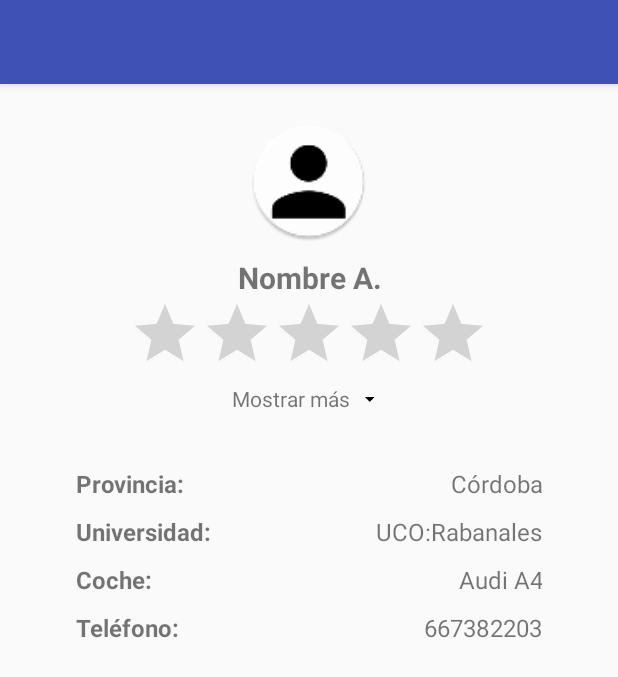
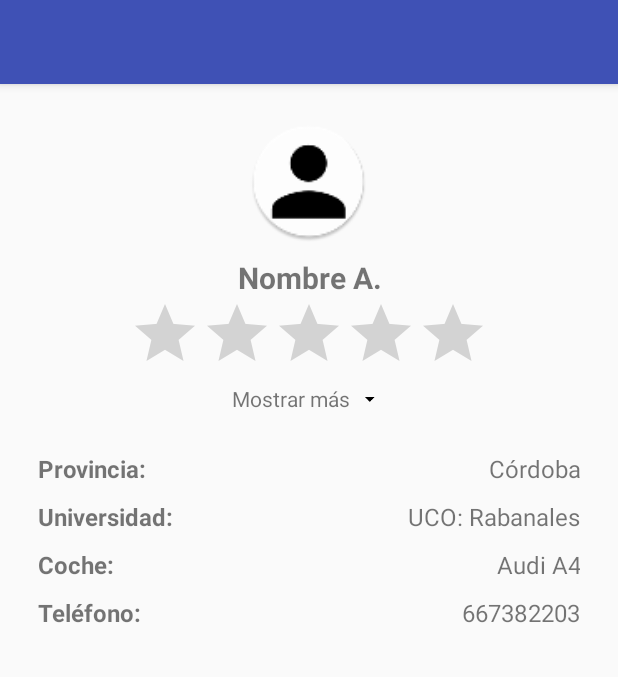
Before and after one commit to rafaelpedrajas/UCar, an Android app: the layout activity_perfil.xml on its own in the app's theme, with its tools: preview values and no code run, on a phone screen of 412 x 824 dp. Shown: the top 677 px of the screen. Run offline under Robolectric (Android 15) with nearby library versions, the phone set to English and light mode, and no system bars; network calls fail.

Commit message:
Editar Usuario

```diff
--- a/app/src/main/java/com/rafaelpedrajas/ucar/GUI/Contacto.java
+++ b/app/src/main/java/com/rafaelpedrajas/ucar/GUI/Contacto.java
@@ -37,8 +37,8 @@ public class Contacto extends AppCompatActivity
 
 
         if(session.isLoggedIn()){
-            HashMap<String, Usuario> user = session.getUserDetails();
-            eTEmail.setText(user.get(SessionManager.KEY_USUARIO).getCorreo());
+            HashMap<String, String> user = session.getUserDetails();
+            eTEmail.setText(user.get(SessionManager.KEY_CORREO));
         }
 
         //Inicializar toolbar
--- a/app/src/main/java/com/rafaelpedrajas/ucar/GUI/MainActivity.java
+++ b/app/src/main/java/com/rafaelpedrajas/ucar/GUI/MainActivity.java
@@ -160,9 +160,9 @@ public class MainActivity extends AppCompatActivity implements NavigationView.On
         if(session.isLoggedIn()){
 
             tvNombre = (TextView)findViewById(R.id.tvNombre);
-            HashMap<String, Usuario> user = session.getUserDetails();
+            HashMap<String, String> user = session.getUserDetails();
 
-            tvNombre.setText(user.get(SessionManager.KEY_USUARIO).getNombre());
+            tvNombre.setText(user.get(SessionManager.KEY_NOMBRE));
             layoutLogIn.setVisibility(View.GONE);
             layoutPerfil.setVisibility(View.VISIBLE);
         }
--- a/app/src/main/res/layout/activity_perfil.xml
+++ b/app/src/main/res/layout/activity_perfil.xml
@@ -131,6 +131,7 @@
                     android:layout_gravity="center"
                     android:layout_height="wrap_content"
                     android:numStars="5"
+                    android:isIndicator="true"
                     />
 
                 <LinearLayout
@@ -185,6 +186,7 @@
                             android:layout_gravity="center"
                             android:layout_height="wrap_content"
                             android:numStars="5"
+                            android:isIndicator="true"
                             />
 
                         </LinearLayout>
@@ -208,6 +210,7 @@
                             android:layout_gravity="center"
                             android:layout_height="wrap_content"
                             android:numStars="5"
+                            android:isIndicator="true"
                             />
 
                     </LinearLayout>
@@ -231,6 +234,7 @@
                             android:layout_height="wrap_content"
                             android:layout_gravity="center"
                             android:numStars="5"
+                            android:isIndicator="true"
                             />
 
                     </LinearLayout>
@@ -265,19 +269,24 @@
 
             </LinearLayout>
 
-            <GridLayout
+            <LinearLayout
                 android:layout_width="match_parent"
                 android:layout_height="wrap_content"
-                android:padding="25dp"
                 android:layout_gravity="center"
-                android:rowCount="4"
-                android:columnCount="2">
+                android:orientation="vertical"
+                android:layout_marginTop="15dp">
+
+                <LinearLayout
+                    android:layout_width="match_parent"
+                    android:layout_height="wrap_content"
+                    android:orientation="horizontal"
+                    android:weightSum="100">
 
                     <TextView
                         android:id="@+id/tvProvincia"
-                    android:layout_width="wrap_content"
+                        android:layout_width="0dp"
                         android:layout_height="wrap_content"
-                    android:layout_gravity="left"
+                        android:layout_weight="30"
                         android:textStyle="bold"
                         android:textSize="16sp"
                         android:layout_marginTop="10dp"
@@ -286,42 +295,61 @@
 
                     <TextView
                         android:id="@+id/tvProvinciaValor"
-                    android:layout_width="wrap_content"
+                        android:layout_width="0dp"
                         android:layout_height="wrap_content"
-                    android:layout_gravity="right"
+                        android:layout_weight="70"
+                        android:paddingLeft="5dp"
                         android:text="Córdoba"
                         android:textSize="16sp"
                         android:layout_marginTop="10dp"
-                    android:textAlignment="center"
+                        android:gravity="right"
                         />
+
+                </LinearLayout>
+
+
+                <LinearLayout
+                    android:layout_width="match_parent"
+                    android:layout_height="wrap_content"
+                    android:orientation="horizontal"
+                    android:weightSum="100">
 
                     <TextView
                         android:id="@+id/tvUniversidad"
-                    android:layout_width="wrap_content"
-                    android:layout_height="wrap_content"
-                    android:layout_gravity="left"
-                    android:textStyle="bold"
+                        android:layout_width="0dp"
+                        android:layout_height="match_parent"
+                        android:layout_marginTop="10dp"
+                        android:layout_weight="30"
+                        android:gravity="center_vertical"
+                        android:text="Universidad:"
                         android:textSize="16sp"
-                    android:layout_marginTop="10dp"
-                    android:text="Universidad:"
-                    />
+                        android:textStyle="bold"/>
 
                     <TextView
                         android:id="@+id/tvUniversidadValor"
-                    android:layout_width="wrap_content"
+                        android:layout_width="0dp"
                         android:layout_height="wrap_content"
-                    android:layout_gravity="right"
-                    android:text="UCO:Rabanales"
-                    android:textSize="16sp"
                         android:layout_marginTop="10dp"
-                    android:textAlignment="center"
-                    />
+                        android:layout_weight="70"
+                        android:paddingLeft="5dp"
+                        android:text="UCO: Rabanales"
+                        android:gravity="right"
+                        android:textSize="16sp"/>
+
+                </LinearLayout>
+
+
+                <LinearLayout
+                    android:layout_width="match_parent"
+                    android:layout_height="wrap_content"
+                    android:orientation="horizontal"
+                    android:weightSum="100">
 
                     <TextView
                         android:id="@+id/tvCoche"
-                    android:layout_width="wrap_content"
+                        android:layout_width="0dp"
                         android:layout_height="wrap_content"
-                    android:layout_gravity=""
+                        android:layout_weight="30"
                         android:textStyle="bold"
                         android:textSize="16sp"
                         android:layout_marginTop="10dp"
@@ -330,40 +358,51 @@
 
                     <TextView
                         android:id="@+id/tvCocheValor"
-                    android:layout_width="wrap_content"
+                        android:layout_width="0dp"
                         android:layout_height="wrap_content"
-                    android:layout_gravity="right"
+                        android:layout_weight="70"
+                        android:paddingLeft="5dp"
                         android:textSize="16sp"
                         android:text="Audi A4"
                         android:layout_marginTop="10dp"
-                    android:textAlignment="center"
+                        android:gravity="right"
                         />
+
+                </LinearLayout>
+
+                <LinearLayout
+                    android:layout_width="match_parent"
+                    android:layout_height="wrap_content"
+                    android:orientation="horizontal"
+                    android:weightSum="100">
 
                     <TextView
                         android:id="@+id/tvTelefono"
-                    android:layout_width="wrap_content"
+                        android:layout_width="0dp"
                         android:layout_height="wrap_content"
-                    android:layout_gravity="left"
+                        android:layout_weight="30"
+                        android:textStyle="bold"
                         android:textSize="16sp"
-                    android:textStyle="bold"
                         android:layout_marginTop="10dp"
                         android:text="Teléfono:"
                         />
 
                     <TextView
                         android:id="@+id/tvTelefonoValor"
-                    android:layout_width="wrap_content"
+                        android:layout_width="0dp"
                         android:layout_height="wrap_content"
-                    android:layout_gravity="right"
+                        android:layout_weight="70"
+                        android:paddingLeft="5dp"
                         android:textSize="16sp"
                         android:text="667382203"
                         android:layout_marginTop="10dp"
-                    android:textAlignment="center"
+                        android:gravity="right"
                         />
 
+                </LinearLayout>
 
 
-            </GridLayout>
+            </LinearLayout>
 
 
         </LinearLayout>
```
Also changed, not shown: app/src/main/java/com/rafaelpedrajas/ucar/GUI/EditarPerfil.java (+238 -28 lines), app/src/main/java/com/rafaelpedrajas/ucar/GUI/Login.java (+12 -6 lines), app/src/main/java/com/rafaelpedrajas/ucar/GUI/Perfil.java (+22 -8 lines), app/src/main/java/com/rafaelpedrajas/ucar/Sesion/SessionManager.java (+41 -11 lines), app/src/main/res/layout/activity_editar_perfil.xml (+7 -4 lines). Lines whose indentation alone changed are shown as unchanged.
